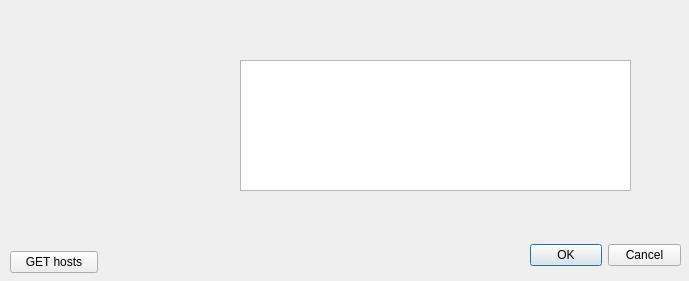
First picture: the form in Superviseur/QSuperviseur/fen_superviseur.ui, repository SNIRNagios/FinalRemy, before the edit.
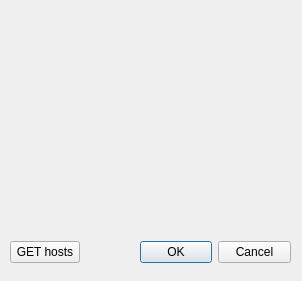
Second picture: the form after the edit.

The edit to the form file:
```diff
--- a/Superviseur/QSuperviseur/fen_superviseur.ui
+++ b/Superviseur/QSuperviseur/fen_superviseur.ui
@@ -6,7 +6,7 @@
    <rect>
     <x>0</x>
     <y>0</y>
-    <width>689</width>
+    <width>302</width>
     <height>281</height>
    </rect>
   </property>
@@ -16,10 +16,10 @@
   <widget class="QDialogButtonBox" name="buttonBox">
    <property name="geometry">
     <rect>
-     <x>530</x>
+     <x>140</x>
      <y>240</y>
      <width>151</width>
-     <height>31</height>
+     <height>25</height>
     </rect>
    </property>
    <property name="orientation">
@@ -32,9 +32,9 @@
   <widget class="QWidget" name="W_Rectangle" native="true">
    <property name="geometry">
     <rect>
-     <x>50</x>
+     <x>60</x>
      <y>60</y>
-     <width>181</width>
+     <width>71</width>
      <height>61</height>
     </rect>
    </property>
@@ -49,25 +49,35 @@
     </rect>
    </property>
   </widget>
-  <widget class="QTextEdit" name="textEdit">
+  <widget class="QWidget" name="W_Rectangle_3" native="true">
    <property name="geometry">
     <rect>
-     <x>240</x>
+     <x>170</x>
      <y>60</y>
-     <width>391</width>
-     <height>131</height>
+     <width>71</width>
+     <height>61</height>
     </rect>
    </property>
-   <property name="readOnly">
-    <bool>true</bool>
+  </widget>
+  <widget class="QLabel" name="LA_3">
+   <property name="geometry">
+    <rect>
+     <x>170</x>
+     <y>40</y>
+     <width>91</width>
+     <height>21</height>
+    </rect>
+   </property>
+   <property name="text">
+    <string/>
    </property>
   </widget>
   <widget class="QWidget" name="">
    <property name="geometry">
     <rect>
      <x>10</x>
-     <y>250</y>
-     <width>181</width>
+     <y>240</y>
+     <width>83</width>
      <height>25</height>
     </rect>
    </property>
```
Left out of the diff: 32 changed lines with no effect on the pictures.
